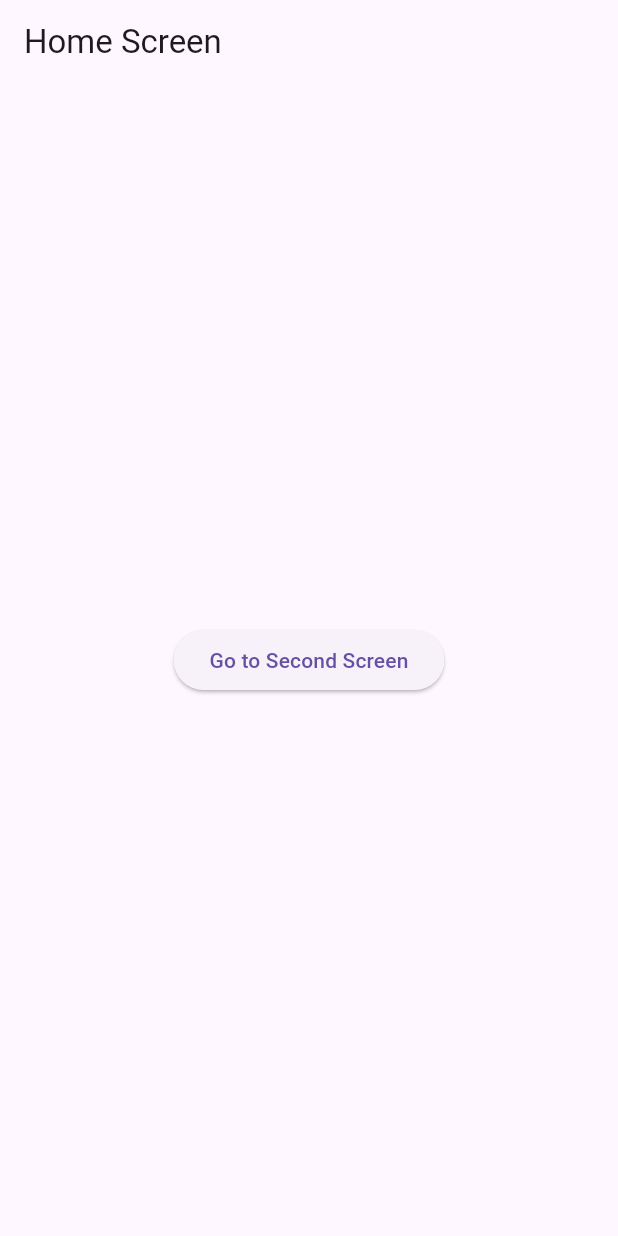
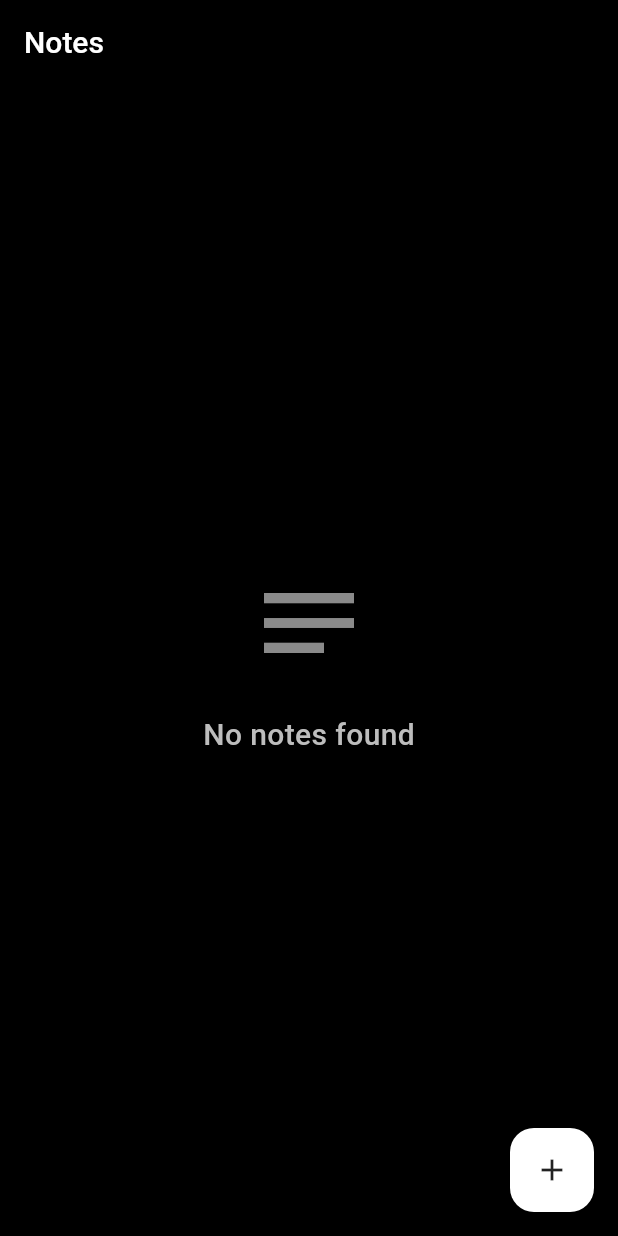
Before and after one commit to dipennapit123/NoteApp, a Flutter app: the screen it shows after launch, on a phone screen of 412 x 824 dp. Run offline on Flutter 3.47's test engine with Material 3 defaults, Android fonts, the phone set to English and light mode, and no system bars; our stand-ins replace sqflite; accounts and stored records are empty.

Commit message:
first commit

```diff
--- a/lib/main.dart
+++ b/lib/main.dart
@@ -1,40 +1,23 @@
 import 'package:flutter/material.dart';
-import 'package:my_app/second_screen.dart';
+import 'package:my_app/screens/notes_screen.dart';
 
 void main() {
-  runApp(MyApp());
+  runApp(NotesApp());
 }
 
-class MyApp extends StatelessWidget {
-  const MyApp({super.key});
+class NotesApp extends StatelessWidget {
+  const NotesApp({super.key});
 
   @override
   Widget build(BuildContext context) {
     return MaterialApp(
-      initialRoute: '/',
-      routes: {
-        '/': (context) => const HomeScreen(),
-        '/second': (context) => const SecondScreen(),
-      },
+      debugShowCheckedModeBanner: false,
+      title: "Notes App",
+      theme: ThemeData(
+        primarySwatch: Colors.blueGrey,
+        scaffoldBackgroundColor: const Color(0xFF1E1E1E),
+      ),
+      home: const NotesScreen(),
     );
   }
 }
-
-class HomeScreen extends StatelessWidget {
-  const HomeScreen({super.key});
-
-  @override
-  Widget build(BuildContext context) {
-    return Scaffold(
-      appBar: AppBar(title: Text("Home Screen")),
-      body: Center(
-        child: ElevatedButton(
-          onPressed: () {
-            Navigator.pushNamed(context, '/second');
-          },
-          child: const Text("Go to Second Screen"),
-        ),
-      ),
-    );
-  }
-}
--- /dev/null
+++ b/lib/screens/notes_screen.dart
@@ -0,0 +1,158 @@
+import 'package:flutter/material.dart';
+import 'package:my_app/database/notes_database.dart';
+import 'package:my_app/screens/note_card.dart';
+import 'package:my_app/screens/note_dialog.dart';
+
+class NotesScreen extends StatefulWidget {
+  const NotesScreen({super.key});
+
+  @override
+  State<NotesScreen> createState() => _NotesScreenState();
+}
+
+class _NotesScreenState extends State<NotesScreen> {
+  List<Map<String, dynamic>> notes = [];
+
+  @override
+  void initState() {
+    super.initState();
+    fetchNotes();
+  }
+
+  Future<void> fetchNotes() async {
+    final fetchedNotes = await NotesDatabase.instance.getNotes();
+    setState(() {
+      notes = fetchedNotes;
+    });
+  }
+
+  final List<Color> noteColors = [
+    const Color(0xFF6C5CE7),
+    const Color(0xFF00B894),
+    const Color(0xFFD63031),
+    const Color(0xFF0984E3),
+    const Color(0xFFFDCB6E),
+    const Color(0xFF2D3436),
+    const Color(0xFFFF7675),
+    const Color(0xFFA29BFE),
+    const Color(0xFFFF9F43),
+    const Color(0xFF55EFC4),
+  ];
+
+  void showNoteDialog({
+    int? id,
+    String? title,
+    String? content,
+    int colorIndex = 0,
+  }) {
+    showDialog(
+      context: context,
+      builder: (dialogContext) {
+        return NoteDialog(
+          colorIndex: colorIndex,
+          noteColors: noteColors,
+          noteId: id,
+          title: title,
+          content: content,
+          onNoteSaved: (
+            newTitle,
+            newDescription,
+            selectedColorIndex,
+            currentDate,
+          ) async {
+            if (id == null) {
+              await NotesDatabase.instance.addNote(
+                newTitle,
+                newDescription,
+                currentDate,
+                selectedColorIndex,
+              );
+            } else {
+              await NotesDatabase.instance.updateNote(
+                newTitle,
+                newDescription,
+                currentDate,
+                selectedColorIndex,
+                id,
+              );
+            }
+            fetchNotes();
+          },
+        );
+      },
+    );
+  }
+
+  @override
+  Widget build(BuildContext context) {
+    return Scaffold(
+      backgroundColor: Colors.black,
+      appBar: AppBar(
+        backgroundColor: Colors.transparent,
+        elevation: 0,
+        title: const Text(
+          'Notes',
+          style: TextStyle(
+            color: Colors.white,
+            fontSize: 20,
+            fontWeight: FontWeight.w500,
+          ),
+        ),
+      ),
+      floatingActionButton: FloatingActionButton(
+        onPressed: () => showNoteDialog(),
+        backgroundColor: Colors.white,
+        child: const Icon(Icons.add, color: Colors.black87),
+      ),
+      body: notes.isEmpty
+          ? Center(
+              child: Column(
+                mainAxisAlignment: MainAxisAlignment.center,
+                children: [
+                  Icon(Icons.notes_outlined, size: 80, color: Colors.white54),
+                  const SizedBox(height: 20),
+                  Text(
+                    'No notes found',
+                    style: TextStyle(
+                      fontSize: 20,
+                      color: Colors.grey[400],
+                      fontWeight: FontWeight.w500,
+                    ),
+                  ),
+                ],
+              ),
+            )
+          : Padding(
+              padding: const EdgeInsets.all(8),
+              child: GridView.builder(
+                itemCount: notes.length,
+                gridDelegate: const SliverGridDelegateWithFixedCrossAxisCount(
+                  crossAxisCount: 2,
+                  crossAxisSpacing: 12,
+                  mainAxisSpacing: 12,
+                  mainAxisExtent: 220, // FIX: Fixed card height
+                ),
+                itemBuilder: (context, index) {
+                  final note = notes[index];
+                  return NoteCard(
+                    note: note,
+                    onDelete: () async {
+                      await NotesDatabase.instance.deleteNote(note['id']);
+                      fetchNotes();
+                    },
+                    onTap: () {
+                      showNoteDialog(
+                        id: note['id'],
+                        title: note['title'],
+                        content: note['description'],
+                        colorIndex: note['color'],
+                      );
+                    },
+                    noteColors: noteColors,
+                  );
+                },
+              ),
+            ),
+    );
+  }
+}
--- a/pubspec.yaml
+++ b/pubspec.yaml
@@ -35,6 +35,9 @@ dependencies:
   # Use with the CupertinoIcons class for iOS style icons.
   cupertino_icons: ^1.0.8
   google_fonts: ^6.2.1
+  sqflite: ^2.4.2
+  intl: ^0.20.2
+  path: ^1.9.1
 
 dev_dependencies:
   flutter_test:
```
Also changed, not shown: lib/database/notes_database.dart (added, +83 -0 lines), lib/screens/note_card.dart (added, +85 -0 lines), lib/screens/note_dialog.dart (added, +148 -0 lines), pubspec.lock, 22 other files.
